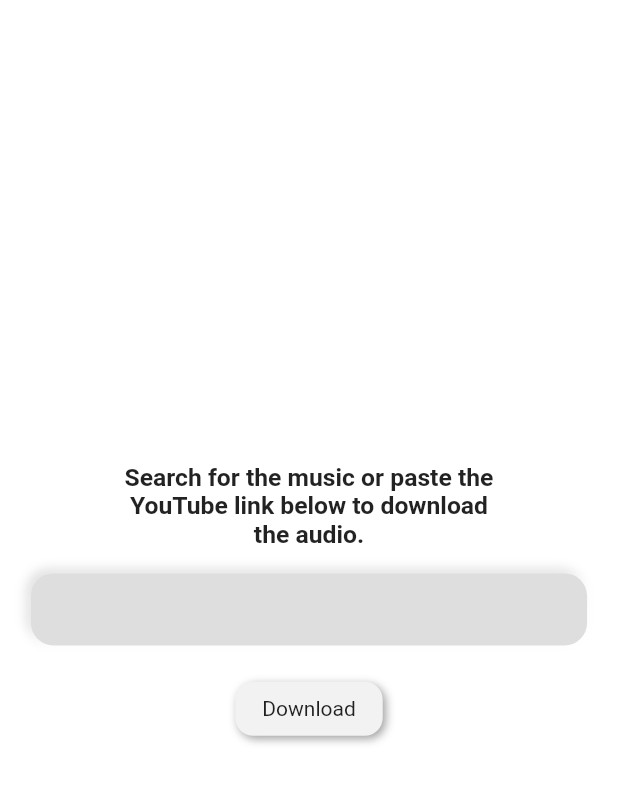
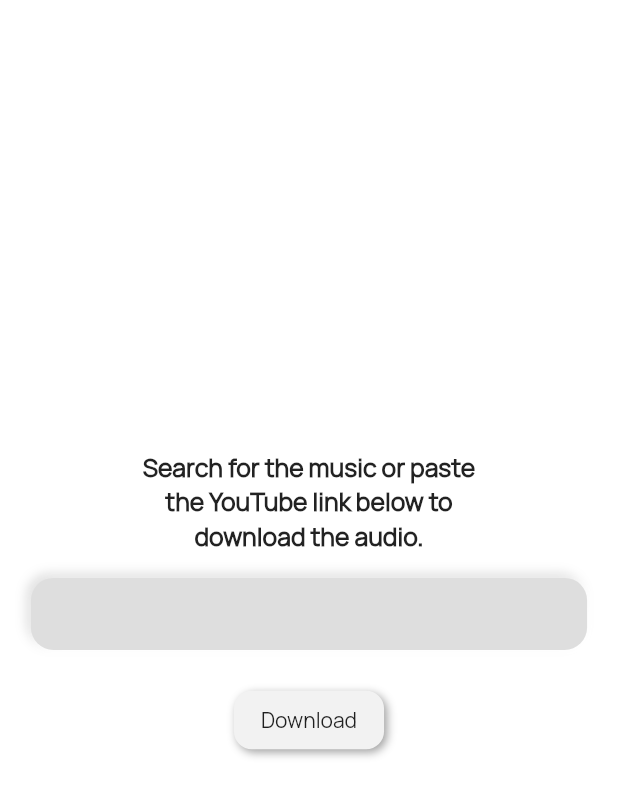
Before and after one commit to hippedorange22/YtDownloader, a Flutter app: the screen it shows after launch, on a phone screen of 412 x 824 dp. Shown: the top 797 px of the screen. Run offline on Flutter 3.47's test engine with Material 2 defaults, Android fonts, the phone set to English and light mode, and no system bars; drawn by our look-alikes of clay_containers, flutter_neumorphic; our stand-ins replace permission_handler; missing offline and left inert: downloads_path_provider_28, folder_picker, youtube_explode_dart.

Commit message:
set default font to Manrope regular.

```diff
--- a/lib/main.dart
+++ b/lib/main.dart
@@ -22,6 +22,9 @@
   Widget build(BuildContext context) {
     return MaterialApp(title: 'YouTube Music Downloader',
         home: Home(),
+      theme: ThemeData(
+        fontFamily: "Manrope"
+      ),
 
     );
   }
```
